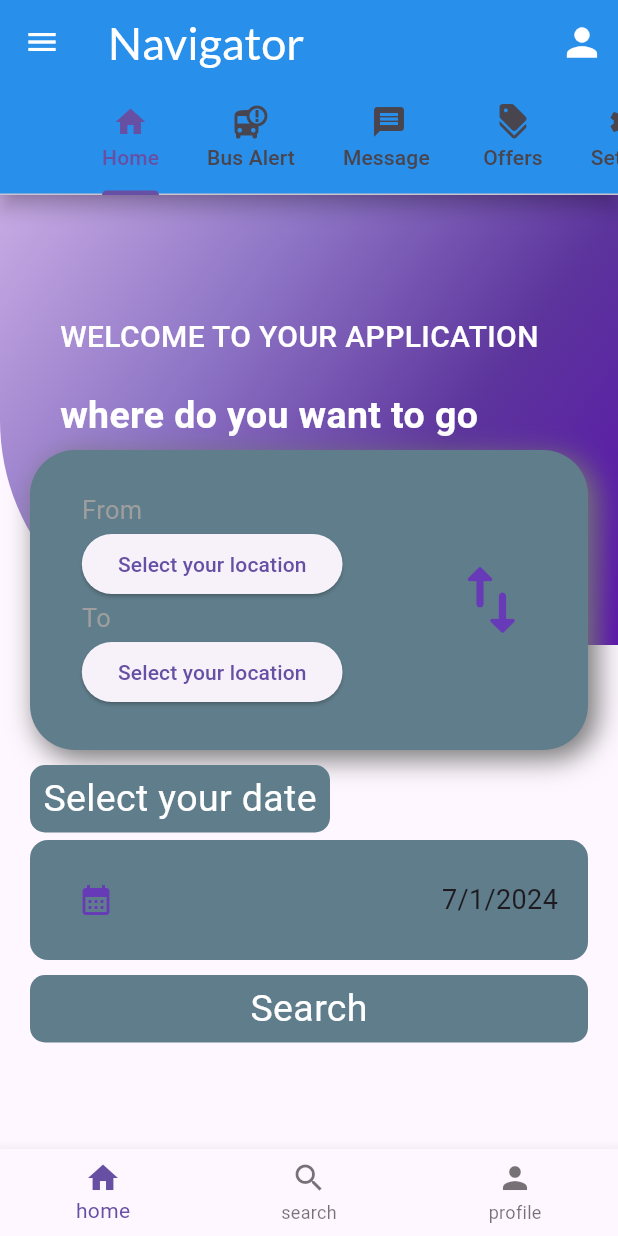
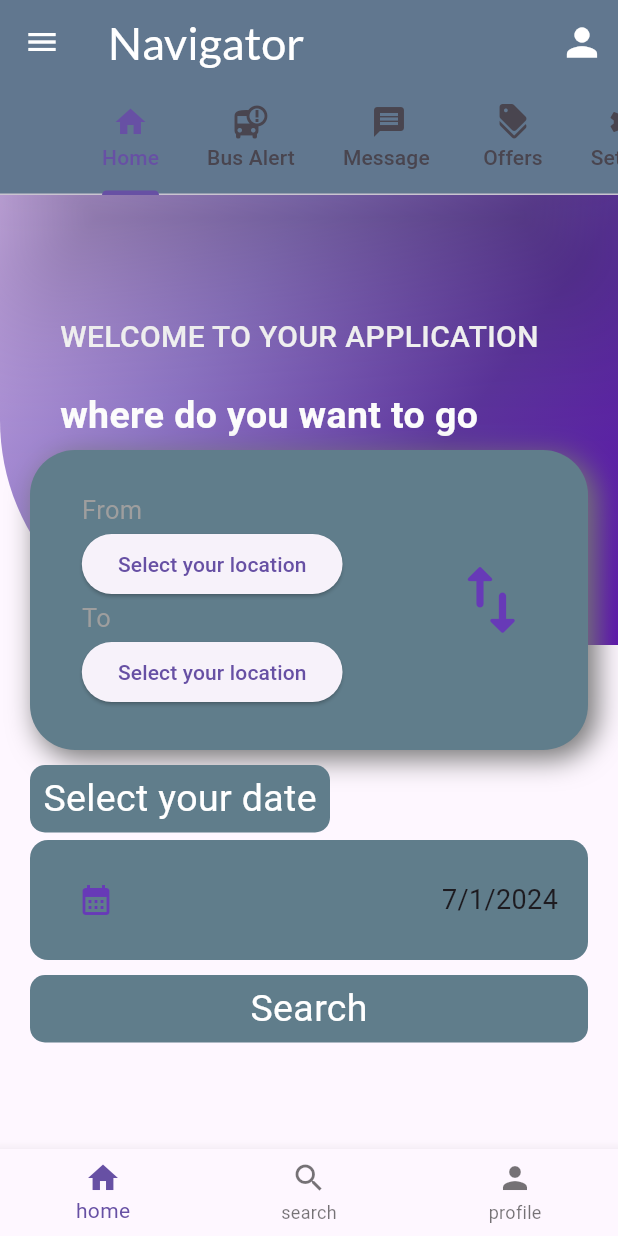
Before and after one commit to jakaria76/Navigator, a Flutter app: the HomePage screen opened directly, on a phone screen of 412 x 824 dp. Run offline on Flutter 3.47's test engine with Material 3 defaults, Android fonts, the phone set to English and light mode, and no system bars; our stand-ins replace cloud_firestore, firebase_auth, firebase_core, google_fonts; accounts and stored records are empty.

Commit message:
logout button

```diff
--- a/lib/HomePage.dart
+++ b/lib/HomePage.dart
@@ -46,7 +46,9 @@ class HomePage extends StatelessWidget{
 
             )
           ],
-          backgroundColor: Colors.blue,
+          backgroundColor: Colors.blueGrey,
+          iconTheme: IconThemeData(color: Colors.white),
+
           title: Center(
             child: Align(
               alignment: Alignment.centerLeft,
@@ -62,7 +64,6 @@ class HomePage extends StatelessWidget{
             ),
           ),
 
-
           bottom: TabBar(
             isScrollable: true,
             tabs: [
@@ -74,7 +75,7 @@ class HomePage extends StatelessWidget{
 
             ],
           ),
-          elevation: 5,
+          elevation: 40,
 
 
         ),
@@ -109,8 +110,8 @@ class HomePage extends StatelessWidget{
                     decoration: BoxDecoration(
                       //borderRadius: ,
                         color: Colors.blueGrey),
-                    accountName: Text('Navigator',style: GoogleFonts.lato(textStyle:TextStyle(color: Colors.grey,fontSize: 47,)),),
-                    accountEmail: Text('navigatorofficial@gmail.com',style: GoogleFonts.lato(textStyle: TextStyle(color: Colors.grey)),),
+                    accountName: Text('Navigator',style: GoogleFonts.lato(textStyle:TextStyle(color: Colors.black,fontSize: 37,)),),
+                    accountEmail: Text('navigatorofficial@gmail.com',style: GoogleFonts.lato(textStyle: TextStyle(color: Colors.black,fontSize: 15)),),
 
                     onDetailsPressed: (){
 
@@ -168,13 +169,14 @@ class HomePage extends StatelessWidget{
 
                 ),
                 ListTile(
-                  leading: Icon(Icons.discount),
-                  title: Text("Offers"),
+                  leading: Icon(Icons.logout),
+                  title: Text("Log Out"),
                   onTap: (){
                     Navigator.push(context, MaterialPageRoute(builder: (context)=>Offer()));
                   },
 
                 ),
+
 
               ],
             )
```
